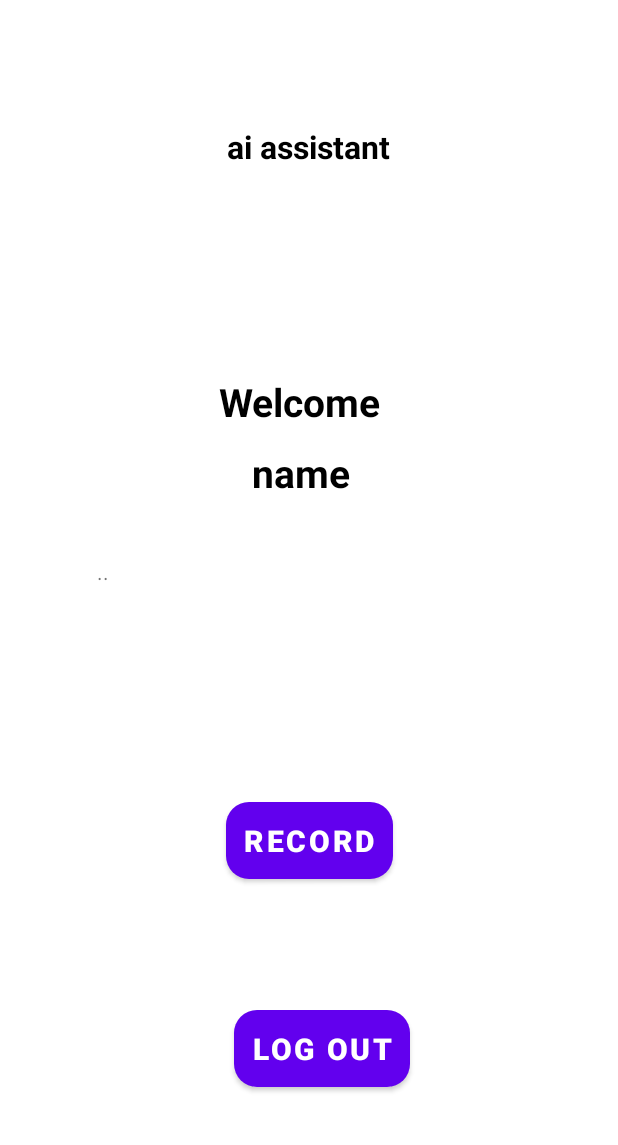
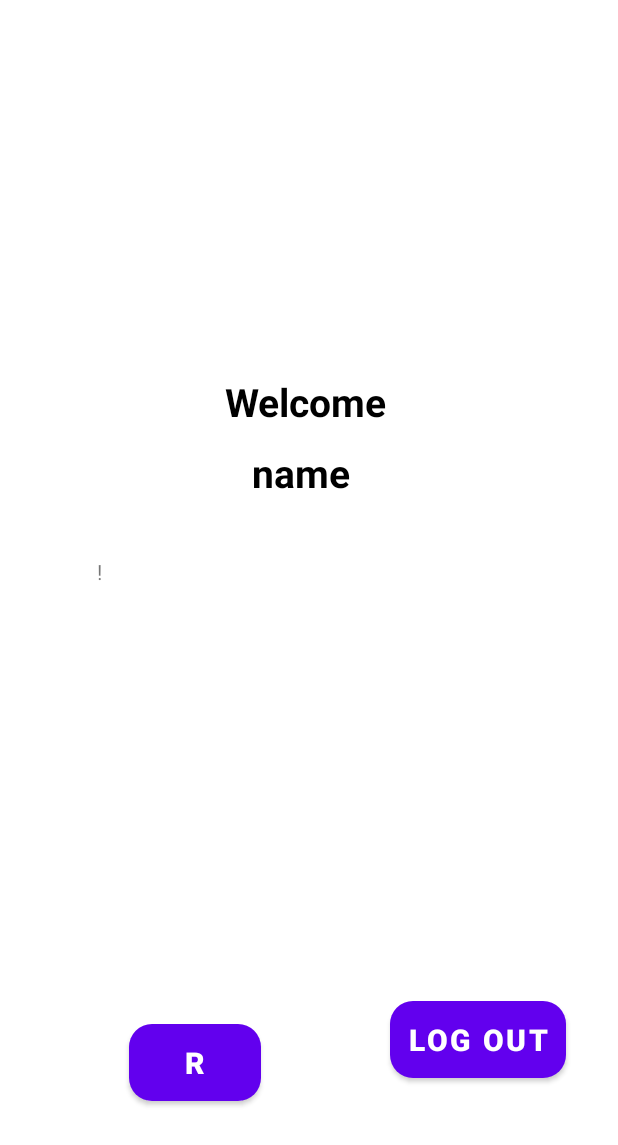
Before and after one commit to ezrakaba/SpeechToT, an Android app: the MainActivity screen opened directly, with no data from a screen before it, on a phone screen of 412 x 824 dp. Shown: the top 1145 px of the screen. Run offline under Robolectric (Android 15) with nearby library versions, the phone set to English and light mode, and no system bars; our stand-ins replace Volley; libraries missing offline, so code that uses them is left out: com.karumi.dexter; 1 statement that could not run was skipped.

Commit message:
new push

```diff
--- a/app/src/main/java/com/capstonegroupproject/speechtotext/MainActivity.java
+++ b/app/src/main/java/com/capstonegroupproject/speechtotext/MainActivity.java
@@ -236,13 +236,17 @@ public class MainActivity extends AppCompatActivity {
             Intent intent = new Intent(Intent.ACTION_VIEW, Uri.parse("https://www.youtube.com"));
             startActivity(intent);
         }
+        if(messages.indexOf("spotify")!=-1){
+            Intent intent = new Intent(Intent.ACTION_VIEW, Uri.parse("https://www.spotify.com"));
+            startActivity(intent);
+        }
         if(messages.indexOf("search")!=-1){
             Intent intent = new Intent(Intent.ACTION_VIEW, Uri.parse
                     ("https://www.google.com/search?q="+messages.replace("search"," ")));
             startActivity(intent);
         }
         if(messages.indexOf("remember!")!=-1){
-            speak("Noted. I will reminder you that");
+            speak("Noted. I will remind you that");
             writeToFile(messages.replace("do you remember anything", " "));
         }
         if(messages.indexOf("know")!=-1){
--- a/app/src/main/res/layout/activity_main.xml
+++ b/app/src/main/res/layout/activity_main.xml
@@ -7,22 +7,6 @@
     android:background="@android:color/white"
     tools:context=".MainActivity">
 
-
-    <TextView
-        android:id="@+id/textView2"
-        android:layout_width="120dp"
-        android:layout_height="37dp"
-        android:textAlignment="center"
-        android:text="ai assistant"
-        android:textColor="@color/black"
-        android:textSize="21sp"
-        android:textStyle="bold"
-        app:layout_constraintBottom_toBottomOf="parent"
-        app:layout_constraintEnd_toEndOf="parent"
-        app:layout_constraintHorizontal_bias="0.498"
-        app:layout_constraintStart_toStartOf="parent"
-        app:layout_constraintTop_toTopOf="parent"
-        app:layout_constraintVertical_bias="0.106" />
 
     <TextView
         android:id="@+id/welcome"
@@ -36,7 +20,7 @@
         android:textStyle="bold"
         app:layout_constraintBottom_toTopOf="@id/userName"
         app:layout_constraintEnd_toEndOf="parent"
-        app:layout_constraintHorizontal_bias="0.478"
+        app:layout_constraintHorizontal_bias="0.491"
         app:layout_constraintStart_toStartOf="parent"
         app:layout_constraintTop_toTopOf="parent" />
 
@@ -58,7 +42,7 @@
         android:id="@+id/textView"
         android:layout_width="283dp"
         android:layout_height="81dp"
-        android:text=".."
+        android:text="!"
         app:layout_constraintBottom_toBottomOf="parent"
         app:layout_constraintEnd_toEndOf="parent"
         app:layout_constraintStart_toStartOf="parent"
@@ -69,15 +53,16 @@
         android:id="@+id/button"
         android:layout_width="wrap_content"
         android:layout_height="wrap_content"
-        android:layout_marginTop="76dp"
+        android:layout_marginTop="224dp"
         android:onClick="startRecording"
         android:padding="12dp"
-        android:text="Record"
+        android:text="R"
         android:textAlignment="center"
         android:textSize="20sp"
         android:textStyle="bold"
         app:cornerRadius="15dp"
         app:layout_constraintEnd_toEndOf="parent"
+        app:layout_constraintHorizontal_bias="0.265"
         app:layout_constraintStart_toStartOf="parent"
         app:layout_constraintTop_toBottomOf="@+id/textView" />
 
@@ -94,10 +79,10 @@
         app:cornerRadius="15dp"
         app:layout_constraintBottom_toBottomOf="parent"
         app:layout_constraintEnd_toEndOf="parent"
-        app:layout_constraintHorizontal_bias="0.529"
+        app:layout_constraintHorizontal_bias="0.883"
         app:layout_constraintStart_toStartOf="parent"
         app:layout_constraintTop_toTopOf="parent"
-        app:layout_constraintVertical_bias="0.782" />
+        app:layout_constraintVertical_bias="0.769" />
 
 
 </androidx.constraintlayout.widget.ConstraintLayout>
```
